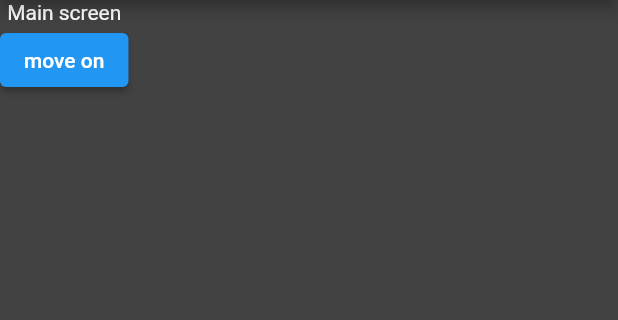
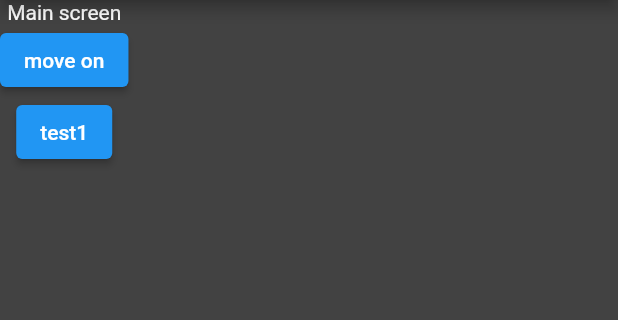
Before and after one commit to maksymkrat/flutter_test_v2, a Flutter app: the screen it shows after launch, on a phone screen of 412 x 824 dp, the part 84-404 px from its top. Run offline on Flutter 3.47's test engine with Material 2 defaults, Android fonts, the phone set to English and light mode, and no system bars; our stand-ins replace cloud_firestore, firebase_core, shared_preferences; accounts and stored records are empty.

Commit message:
create page test1 and loader

```diff
--- a/lib/main.dart
+++ b/lib/main.dart
@@ -1,7 +1,8 @@
-import 'package:flutter/material.dart';
+import  'package:flutter/material.dart';
 import 'package:flutter_test_v2/pages/home.dart';
 import 'package:flutter_test_v2/pages/home_fb_db.dart';
 import 'package:flutter_test_v2/pages/main_screen.dart';
+import 'package:flutter_test_v2/pages/test1.dart';
 
 
 
@@ -13,6 +14,7 @@ void main() =>runApp(MaterialApp(
   routes: {
     '/' : (context) =>  MainScreen(),
     '/todo' : (context) =>  Home(),
-    '/tododb' : (context) =>  HomeFBDB()
+    '/tododb' : (context) =>  HomeFBDB(),
+    '/test1' : (context) =>  Test1()
   },
 ));
--- a/lib/pages/home.dart
+++ b/lib/pages/home.dart
@@ -54,10 +54,18 @@ class _HomeState extends State<Home> {
               Navigator.pushNamedAndRemoveUntil(context, '/', (route) => false);
             }, child: Text('main')),
             Padding(padding: EdgeInsets.only(left: 15)),
+
             ElevatedButton(onPressed: (){
               Navigator.pop(context);
               Navigator.pushNamedAndRemoveUntil(context, '/tododb', (route) => false);
-            }, child: Text('firebase page'))
+            }, child: Text('firebase page')),
+
+            Padding(padding: EdgeInsets.only(left: 15)),
+            ElevatedButton(onPressed: (){
+              Navigator.pop(context);
+              Navigator.pushNamedAndRemoveUntil(context, '/test1', (route) => true);
+            }, child: Text('test1')),
+
           ],
         ),
       );
--- a/lib/pages/main_screen.dart
+++ b/lib/pages/main_screen.dart
@@ -14,12 +14,25 @@ class MainScreen extends StatelessWidget {
         ),
         body: Column(
           children: [
-            Text('Main screen', style: TextStyle(color: Colors.white),),
-            ElevatedButton(onPressed: () {
-              Navigator.pushNamed(context, '/todo');
-              //Navigator.pushNamedAndRemoveUntil(context, '/todo', (route) => false);
-              //Navigator.pushReplacementNamed(context, '/todo');
-            }, child: Text('move on'))
+            Text(
+              'Main screen',
+              style: TextStyle(color: Colors.white),
+            ),
+            ElevatedButton(
+                onPressed: () {
+                  Navigator.pushNamed(context, '/todo');
+                  //Navigator.pushNamedAndRemoveUntil(context, '/todo', (route) => false);
+                  //Navigator.pushReplacementNamed(context, '/todo');
+                },
+                child: Text('move on')),
+            Padding(padding: EdgeInsets.only(left: 15)),
+            ElevatedButton(
+                onPressed: () {
+                  Navigator.pop(context);
+                  Navigator.pushNamedAndRemoveUntil(
+                      context, '/test1', (route) => true);
+                },
+                child: Text('test1')),
           ],
         ));
   }
```
Also changed, not shown: lib/pages/test1.dart (added, +80 -0 lines), assets/icons/icon_VR.svg (added), assets/img/img.png (added).
